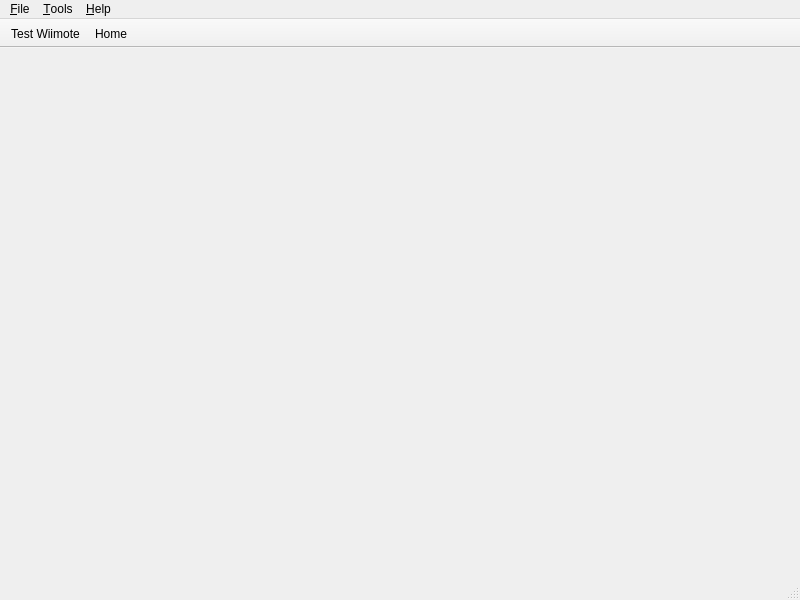
Old version of the form application/ui/swiim.ui in the repository eidorb/swiim.
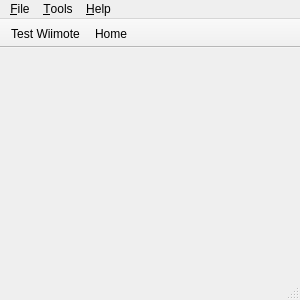
New version of the form.

Commit message: Change minimum size of swiim form

What changed in the file:
```diff
--- a/application/ui/swiim.ui
+++ b/application/ui/swiim.ui
@@ -6,16 +6,10 @@
    <rect>
     <x>0</x>
     <y>0</y>
-    <width>800</width>
-    <height>600</height>
+    <width>300</width>
+    <height>300</height>
    </rect>
   </property>
-  <property name="minimumSize">
-   <size>
-    <width>600</width>
-    <height>600</height>
-   </size>
-  </property>
   <property name="windowTitle">
    <string>Swiim</string>
   </property>
@@ -31,8 +25,8 @@
     <rect>
      <x>0</x>
      <y>0</y>
-     <width>800</width>
-     <height>21</height>
+     <width>300</width>
+     <height>22</height>
     </rect>
    </property>
    <widget class="QMenu" name="menu_Tools">
```
The commit also changes 1 other file.
